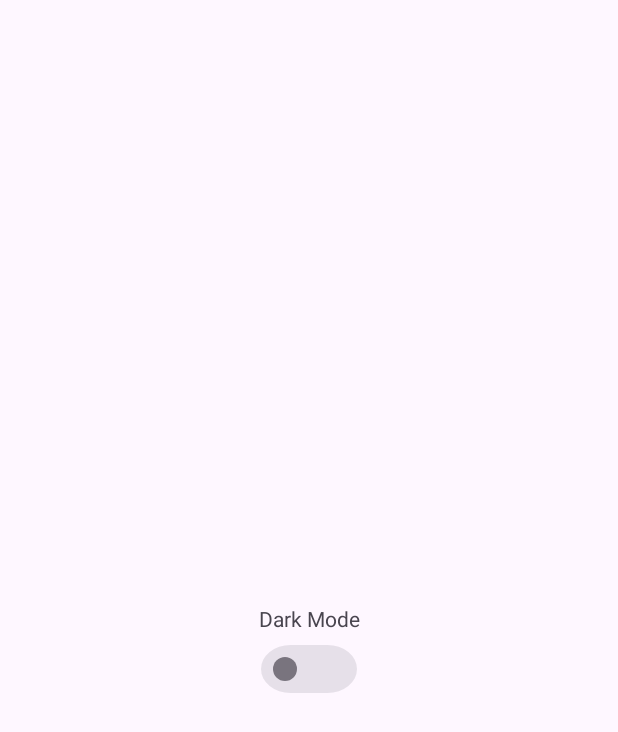
After one commit to Afdholanabil/Submission-awal_fundamentalAndroid, an Android app: the PengaturanActivity screen opened directly, with no data from a screen before it, on a phone screen of 412 x 824 dp. The commit adds this screen. Shown: the top 732 px of the screen. Run offline under Robolectric (Android 15) with nearby library versions, the phone set to English and light mode, and no system bars; network calls fail.

Commit message:
create PengaturanActivity

```diff
--- a/app/build.gradle.kts
+++ b/app/build.gradle.kts
@@ -70,5 +70,9 @@ dependencies {
     implementation("androidx.room:room-runtime:2.6.1")
     ksp("androidx.room:room-compiler:2.6.1")
 
+    implementation("androidx.datastore:datastore-preferences:1.0.0")
+    implementation("org.jetbrains.kotlinx:kotlinx-coroutines-core:1.7.3")
+    implementation("org.jetbrains.kotlinx:kotlinx-coroutines-android:1.7.3")
+
 
 }
--- a/app/src/main/AndroidManifest.xml
+++ b/app/src/main/AndroidManifest.xml
@@ -14,6 +14,9 @@
         android:supportsRtl="true"
         android:theme="@style/Theme.SubmissionDicoding_fundamentalawal"
         tools:targetApi="31">
+        <activity
+            android:name=".ui.main.PengaturanActivity"
+            android:exported="false" />
         <activity
             android:name=".ui.main.FavoriteUserActivity"
             android:exported="false" />
--- a/app/src/main/java/com/example/submission_dicoding_fundamental_awal/ui/main/MainActivity.kt
+++ b/app/src/main/java/com/example/submission_dicoding_fundamental_awal/ui/main/MainActivity.kt
@@ -85,7 +85,7 @@ class MainActivity : AppCompatActivity() {
         binding?.topAppBar?.setOnMenuItemClickListener{ menuItem ->
             when(menuItem.itemId) {
                 R.id.menu1 ->{
-                    val intent = Intent(this, MainActivity::class.java)
+                    val intent = Intent(this, PengaturanActivity::class.java)
                     startActivity(intent)
                     true
                 }
--- /dev/null
+++ b/app/src/main/java/com/example/submission_dicoding_fundamental_awal/ui/main/PengaturanActivity.kt
@@ -0,0 +1,31 @@
+package com.example.submission_dicoding_fundamental_awal.ui.main
+
+import androidx.appcompat.app.AppCompatActivity
+import android.os.Bundle
+import android.widget.CompoundButton
+import androidx.appcompat.app.AppCompatDelegate
+import com.example.submission_dicoding_fundamental_awal.R
+import com.example.submission_dicoding_fundamental_awal.databinding.ActivityPengaturanBinding
+
+class PengaturanActivity : AppCompatActivity() {
+
+    private var binding : ActivityPengaturanBinding? = null
+    val _binding get() = binding
+
+
+    override fun onCreate(savedInstanceState: Bundle?) {
+        super.onCreate(savedInstanceState)
+        binding = ActivityPengaturanBinding.inflate(layoutInflater)
+        setContentView(_binding?.root)
+
+        binding?.switchDarkMode?.setOnCheckedChangeListener { _:CompoundButton?, iseCheked: Boolean ->
+            if (iseCheked) {
+                AppCompatDelegate.setDefaultNightMode(AppCompatDelegate.MODE_NIGHT_YES)
+                binding?.switchDarkMode?.isChecked = true
+            } else {
+                AppCompatDelegate.setDefaultNightMode(AppCompatDelegate.MODE_NIGHT_NO)
+                binding?.switchDarkMode?.isChecked = false
+            }
+        }
+    }
+}
--- /dev/null
+++ b/app/src/main/res/layout/activity_pengaturan.xml
@@ -0,0 +1,29 @@
+<?xml version="1.0" encoding="utf-8"?>
+<androidx.constraintlayout.widget.ConstraintLayout
+    xmlns:android="http://schemas.android.com/apk/res/android"
+    xmlns:app="http://schemas.android.com/apk/res-auto"
+    xmlns:tools="http://schemas.android.com/tools"
+    android:layout_width="match_parent"
+    android:layout_height="match_parent"
+    tools:context=".ui.main.PengaturanActivity">
+
+    <TextView
+        android:id="@+id/tv_darkMode"
+        android:layout_width="wrap_content"
+        android:layout_height="wrap_content"
+        android:text="@string/dark_mode"
+        app:layout_constraintStart_toStartOf="parent"
+        app:layout_constraintEnd_toEndOf="parent"
+        app:layout_constraintTop_toTopOf="parent"
+        app:layout_constraintBottom_toBottomOf="parent"/>
+
+    <com.google.android.material.switchmaterial.SwitchMaterial
+        android:id="@+id/switch_darkMode"
+        style="@style/CustomSwitch"
+        android:layout_width="wrap_content"
+        android:layout_height="wrap_content"
+        app:layout_constraintTop_toBottomOf="@+id/tv_darkMode"
+        app:layout_constraintStart_toStartOf="parent"
+        app:layout_constraintEnd_toEndOf="parent"/>
+
+</androidx.constraintlayout.widget.ConstraintLayout>
--- a/app/src/main/res/values/strings.xml
+++ b/app/src/main/res/values/strings.xml
@@ -29,5 +29,6 @@
     <string name="menu_2">menu_2</string>
     <string name="home">Home</string>
     <string name="favorited_user">Favorited User</string>
+    <string name="dark_mode">Dark Mode</string>
 
 </resources>
--- a/app/src/main/res/values/themes.xml
+++ b/app/src/main/res/values/themes.xml
@@ -14,4 +14,13 @@
         <item name="cornerSize">5dp</item> <!-- Ukuran sudut -->
     </style>
 
+    <style name="CustomSwitch" parent="Widget.Material3.CompoundButton.MaterialSwitch">
+
+        <item name="colorSwitchThumbNormal">@color/b1</item>
+
+
+    </style>
+
+
+
 </resources>
```
Also changed, not shown: app/src/main/res/drawable/moon.xml (added, +9 -0 lines), app/src/main/res/drawable/sun.xml (added, +9 -0 lines).
